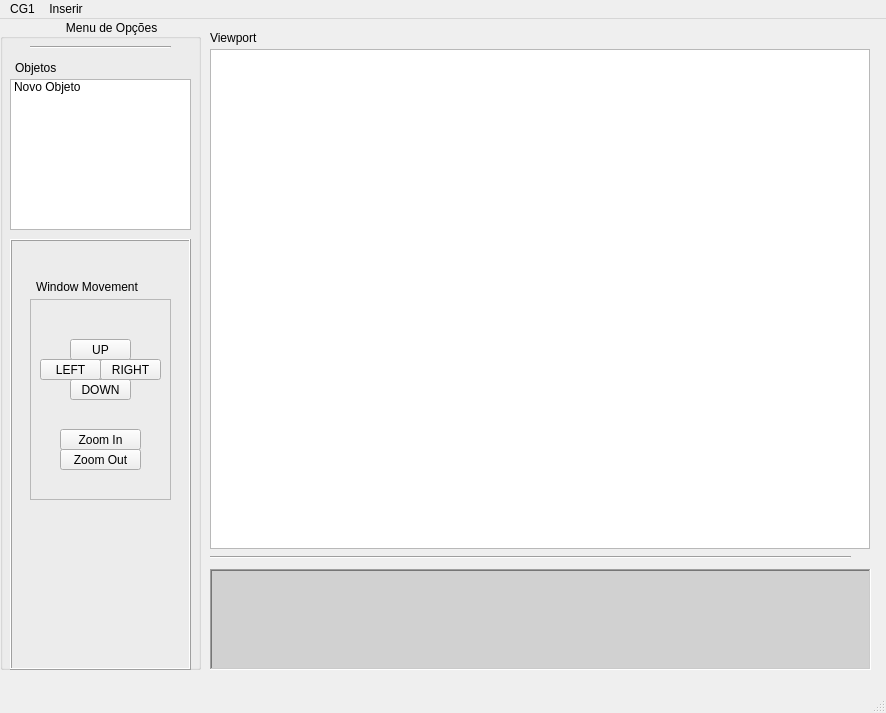
First picture: the form in mainwindow.ui, repository renannetto/sistema-grafico-interativo, before the edit.
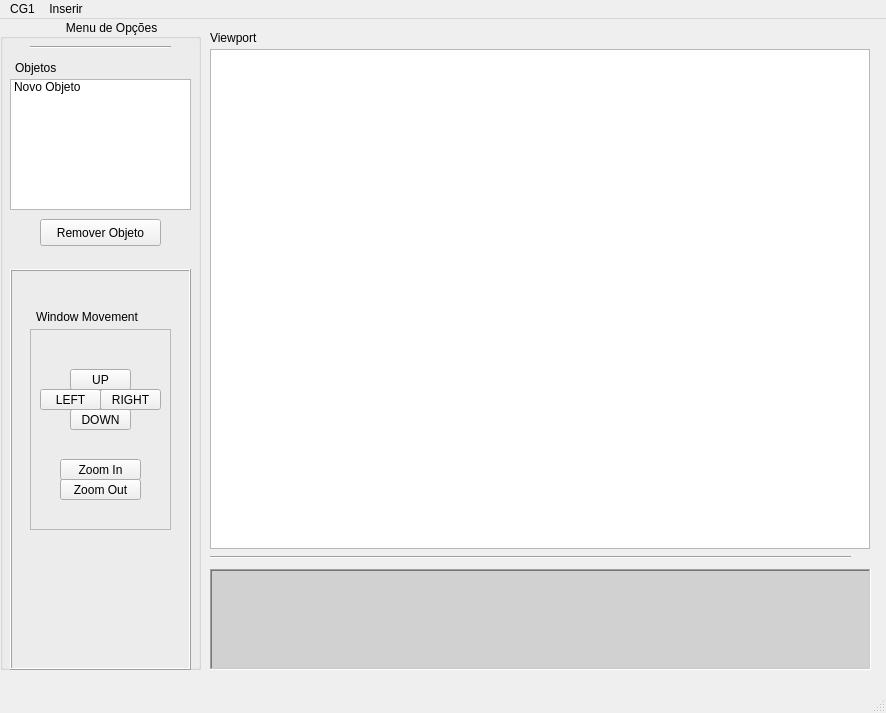
Second picture: the form after the edit.

```diff
--- a/mainwindow.ui
+++ b/mainwindow.ui
@@ -61,9 +61,9 @@
      <property name="geometry">
       <rect>
        <x>10</x>
-       <y>220</y>
+       <y>250</y>
        <width>181</width>
-       <height>431</height>
+       <height>401</height>
       </rect>
      </property>
      <property name="frameShape">
@@ -214,7 +214,7 @@
        <x>10</x>
        <y>60</y>
        <width>181</width>
-       <height>151</height>
+       <height>131</height>
       </rect>
      </property>
      <item>
@@ -223,6 +223,19 @@
       </property>
      </item>
     </widget>
+    <widget class="QPushButton" name="pushButton_7">
+     <property name="geometry">
+      <rect>
+       <x>40</x>
+       <y>200</y>
+       <width>121</width>
+       <height>27</height>
+      </rect>
+     </property>
+     <property name="text">
+      <string>Remover Objeto</string>
+     </property>
+    </widget>
    </widget>
    <widget class="QTextBrowser" name="textBrowser">
     <property name="geometry">
```
Left out of the diff: 29 changed lines with no effect on the pictures.
